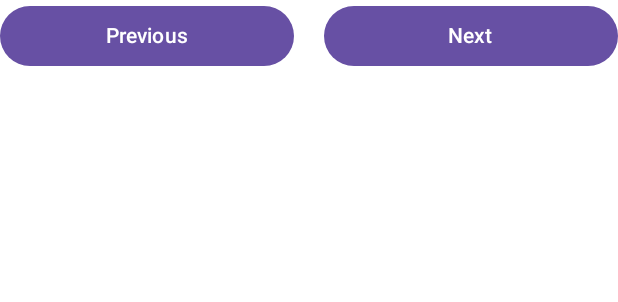
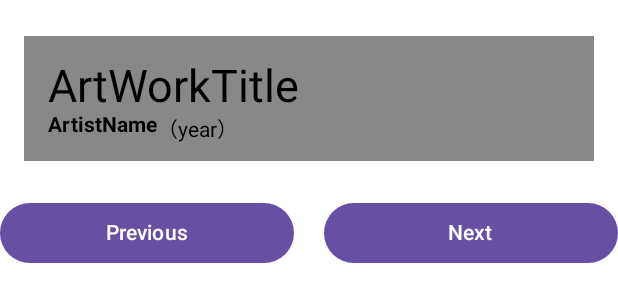
Before and after one commit to reo1109/kotlin_compose_practice, an Android app built with Jetpack Compose: the @Preview function ArtSpaceScreenPreview, on a phone screen of 412 x 824 dp. Shown: the top 302 px of the screen. Run offline under Robolectric (Android 15) with nearby library versions, the phone set to English and light mode, and no system bars.

Commit message:
TitleSection実装

```diff
--- a/ArtSpaceApp/app/src/main/java/com/example/artspaceapp/ui/ArtSpaceScreen.kt
+++ b/ArtSpaceApp/app/src/main/java/com/example/artspaceapp/ui/ArtSpaceScreen.kt
@@ -1,5 +1,7 @@
 package com.example.artspaceapp.ui
 
+import androidx.compose.foundation.background
+import androidx.compose.foundation.layout.Column
 import androidx.compose.foundation.layout.Row
 import androidx.compose.foundation.layout.Spacer
 import androidx.compose.foundation.layout.fillMaxWidth
@@ -9,8 +11,13 @@ import androidx.compose.material3.Text
 import androidx.compose.runtime.Composable
 import androidx.compose.ui.Alignment
 import androidx.compose.ui.Modifier
+import androidx.compose.ui.graphics.Color
+import androidx.compose.ui.res.stringResource
+import androidx.compose.ui.text.font.FontWeight
 import androidx.compose.ui.tooling.preview.Preview
 import androidx.compose.ui.unit.dp
+import androidx.compose.ui.unit.sp
+import com.example.artspaceapp.R
 
 @Composable
 fun ArtSpaceScreen() {
@@ -23,8 +30,33 @@ fun ImageSection() {
 }
 
 @Composable
-fun TileSection() {
-
+fun TitleSection(
+    titleText: String,
+    artistName: String,
+    year: String,
+    modifier: Modifier = Modifier,
+) {
+    Column(
+        modifier = modifier
+            .background(
+                color = Color.Gray
+            ),
+        horizontalAlignment = Alignment.Start,
+    ) {
+        Text(
+            text = titleText,
+            fontSize = 30.sp,
+            modifier = Modifier.padding(top = 16.dp, start = 16.dp, end = 16.dp)
+        )
+        Row {
+            Text(
+                text = artistName,
+                fontWeight = FontWeight.Bold,
+                modifier = Modifier.padding(bottom = 16.dp, start = 16.dp)
+            )
+            Text(text = "（$year）")
+        }
+    }
 }
 
 @Composable
@@ -43,7 +75,7 @@ fun ButtonSection(
             modifier = Modifier
                 .weight(1f)
         ) {
-            Text(text = "Previous")
+            Text(text = stringResource(R.string.label_previous))
         }
         Spacer(modifier = Modifier.padding(10.dp))
         Button(
@@ -51,7 +83,7 @@ fun ButtonSection(
             modifier = Modifier
                 .weight(1f)
         ) {
-            Text(text = "Next")
+            Text(text = stringResource(R.string.label_next))
         }
     }
 }
@@ -59,9 +91,22 @@ fun ButtonSection(
 @Preview
 @Composable
 private fun ArtSpaceScreenPreview() {
+    Column(
+        horizontalAlignment = Alignment.CenterHorizontally,
+
+    ) {
+        TitleSection(
+            titleText = "ArtWorkTitle",
+            artistName = "ArtistName",
+            year = "year",
+            modifier = Modifier
+                .padding(vertical = 24.dp, horizontal = 16.dp)
+                .fillMaxWidth()
+        )
         ButtonSection(
             modifier = Modifier,
-        onCLickPreviousButton = { /*TODO*/ },
+            onCLickPreviousButton = {},
             onClickNextButton = {}
         )
     }
+}
--- a/ArtSpaceApp/app/src/main/res/values/strings.xml
+++ b/ArtSpaceApp/app/src/main/res/values/strings.xml
@@ -1,3 +1,5 @@
 <resources>
     <string name="app_name">ArtSpaceApp</string>
+    <string name="label_previous">Previous</string>
+    <string name="label_next">Next</string>
 </resources>
```
Lines whose indentation alone changed are shown as unchanged.
